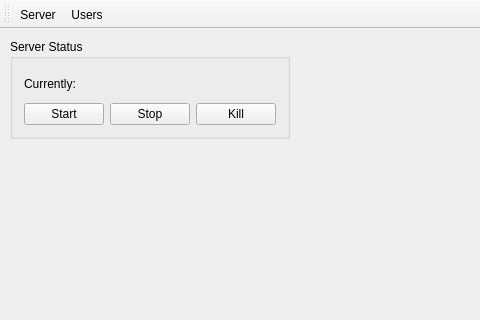
Before: the Qt Designer form CogWheelManager/cogwheelmanagermain.ui in clockworkengineer/CogWheel, drawn with Qt 5; both pictures show x 0 to 480 and y 0 to 320 of the 766 by 602 pixel window.
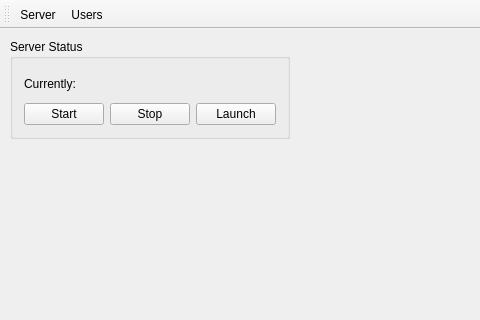
After: the same form once the commit is applied.

What changed in the file:
```diff
--- a/CogWheelManager/cogwheelmanagermain.ui
+++ b/CogWheelManager/cogwheelmanagermain.ui
@@ -30,7 +30,7 @@
      <item row="1" column="3">
       <widget class="QPushButton" name="launchKillButton">
        <property name="text">
-        <string>Kill</string>
+        <string>Launch</string>
        </property>
       </widget>
      </item>
```
